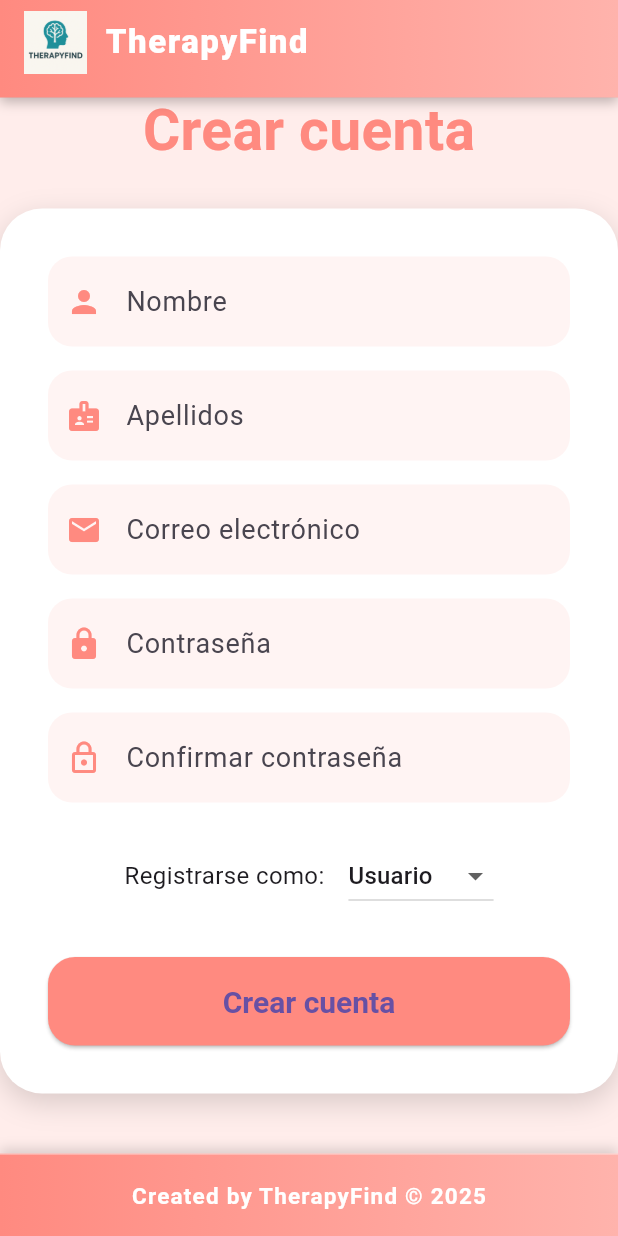
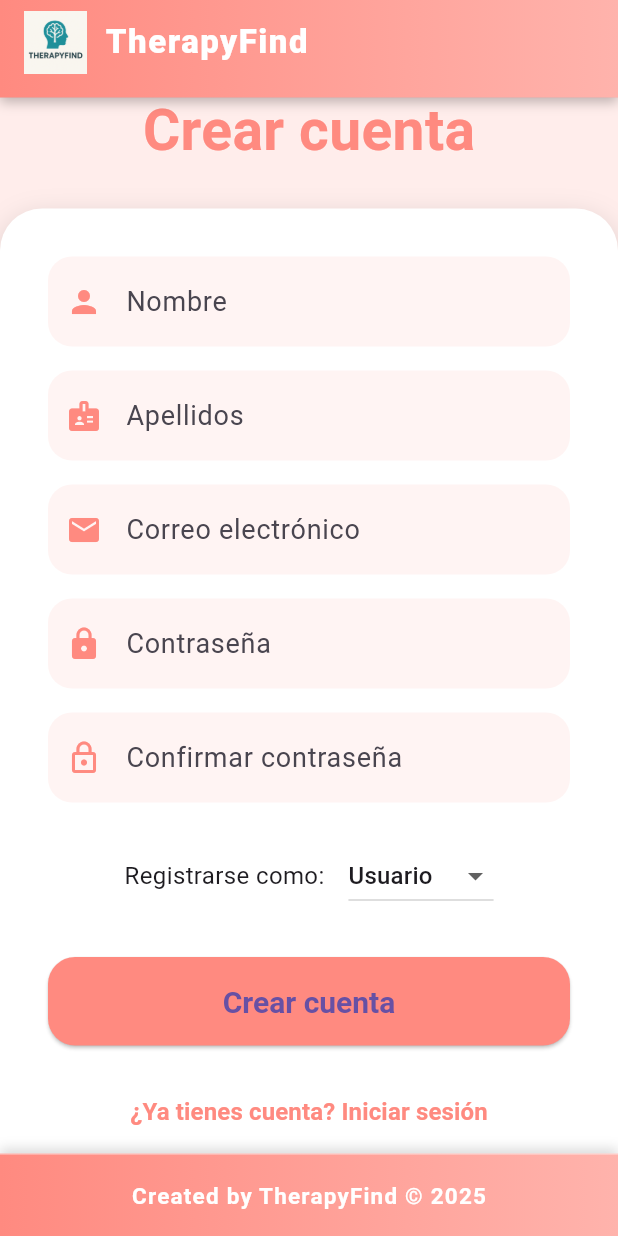
Before and after one commit to MihaiGasca/ProyectoTFG, a Flutter app: the PantallaRegistro screen opened directly, scrolled down 45 dp, on a phone screen of 412 x 824 dp. Run offline on Flutter 3.47's test engine with Material 3 defaults, Android fonts, the phone set to English and light mode, and no system bars; our stand-ins replace image_picker, supabase_flutter, table_calendar; accounts and stored records are empty; network calls fail; statements that could not run were skipped.

Commit message:
Fix Boton No Aparecia

```diff
--- a/lib/screens/login/pantalla_registro.dart
+++ b/lib/screens/login/pantalla_registro.dart
@@ -80,10 +80,10 @@ class _PantallaRegistroState extends State<PantallaRegistro> {
     return Scaffold(
       backgroundColor: const Color(0xFFFFEDEB),
 
-      ///  NAVBAR
+      /// NAVBAR
       appBar: const AppNavbar(title: "TherapyFind"),
 
-      ///  FOOTER
+      /// FOOTER
       bottomNavigationBar: const AppFooter(),
 
       body: Center(
@@ -92,7 +92,7 @@ class _PantallaRegistroState extends State<PantallaRegistro> {
             children: [
               const SizedBox(height: 40),
 
-              ///  TÍTULO
+              /// TÍTULO
               const Text(
                 "Crear cuenta",
                 style: TextStyle(
@@ -183,6 +183,7 @@ class _PantallaRegistroState extends State<PantallaRegistro> {
 
                       const SizedBox(height: 30),
 
+                      /// BOTÓN REGISTRAR
                       cargando
                           ? const CircularProgressIndicator()
                           : SizedBox(
@@ -203,6 +204,23 @@ class _PantallaRegistroState extends State<PantallaRegistro> {
                                 child: const Text("Crear cuenta"),
                               ),
                             ),
+
+                      const SizedBox(height: 20),
+
+
+                      TextButton(
+                        onPressed: () {
+                          Navigator.pop(context); // vuelve al login
+                        },
+                        child: const Text(
+                          "¿Ya tienes cuenta? Iniciar sesión",
+                          style: TextStyle(
+                            fontSize: 16,
+                            color: Color(0xFFFF8A80),
+                            fontWeight: FontWeight.bold,
+                          ),
+                        ),
+                      ),
                     ],
                   ),
                 ),
@@ -216,7 +234,6 @@ class _PantallaRegistroState extends State<PantallaRegistro> {
     );
   }
 
-  /// 🔧 Campo estilizado reutilizable
   Widget _campo(
     String label,
     IconData icon,
```
Also changed, not shown: lib/screens/home/principal.dart (+27 -9 lines).
